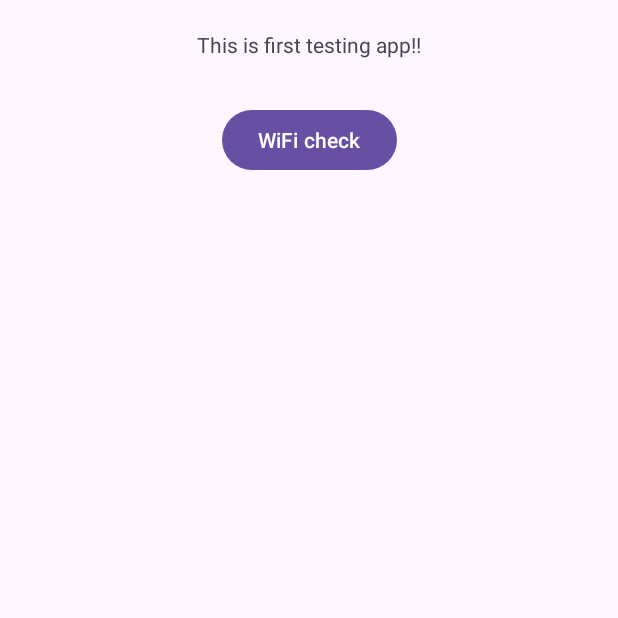
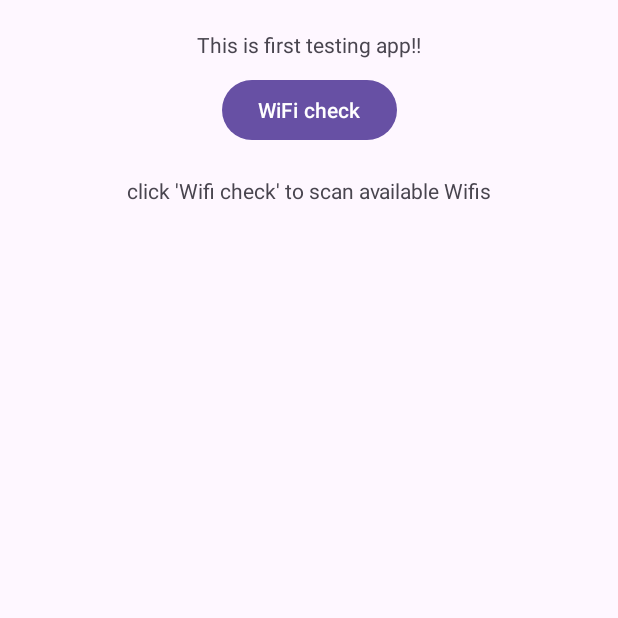
Before and after one commit to HongDay/simple_localization_app, an Android app: the screen it shows after launch (MainActivity), on a phone screen of 412 x 824 dp, the top half of it. Run offline under Robolectric (Android 15) with nearby library versions, the phone set to English and light mode, and no system bars.

Commit message:
wifi succefully implemented

```diff
--- a/app/src/main/AndroidManifest.xml
+++ b/app/src/main/AndroidManifest.xml
@@ -1,6 +1,11 @@
 <?xml version="1.0" encoding="utf-8"?>
 <manifest xmlns:android="http://schemas.android.com/apk/res/android"
     xmlns:tools="http://schemas.android.com/tools">
+
+    <uses-permission android:name="android.permission.ACCESS_FINE_LOCATION" />
+    <uses-permission android:name="android.permission.ACCESS_COARSE_LOCATION" />
+    <uses-permission android:name="android.permission.ACCESS_WIFI_STATE" />
+    <uses-permission android:name="android.permission.CHANGE_WIFI_STATE" />
 
     <application
         android:allowBackup="true"
--- a/app/src/main/res/layout/activity_main.xml
+++ b/app/src/main/res/layout/activity_main.xml
@@ -22,8 +22,20 @@
         android:layout_width="wrap_content"
         android:layout_height="wrap_content"
         android:text="WiFi check"
-        android:layout_marginTop="30dp"
+        android:layout_marginTop="10dp"
         app:layout_constraintTop_toBottomOf="@id/tv_hi"
+        app:layout_constraintStart_toStartOf="parent"
+        app:layout_constraintEnd_toEndOf="parent"/>
+
+    <TextView
+        android:id="@+id/tv_wifilog"
+        android:layout_width="wrap_content"
+        android:layout_height="wrap_content"
+        android:text="@string/plz_click"
+        android:layout_marginTop="20dp"
+        android:paddingStart="15dp"
+        android:paddingEnd="15dp"
+        app:layout_constraintTop_toBottomOf="@id/bt_wifi"
         app:layout_constraintStart_toStartOf="parent"
         app:layout_constraintEnd_toEndOf="parent"/>
 
--- a/app/src/main/res/values/strings.xml
+++ b/app/src/main/res/values/strings.xml
@@ -1,4 +1,5 @@
 <resources>
     <string name="app_name">simple_localization_app</string>
+    <string name="plz_click">click \'Wifi check\' to scan available Wifis</string>
     <string name="first_hi">This is first testing app!!</string>
 </resources>
```
Also changed, not shown: app/src/main/java/com/example/simple_localization_app/MainActivity.java (+88 -5 lines).
